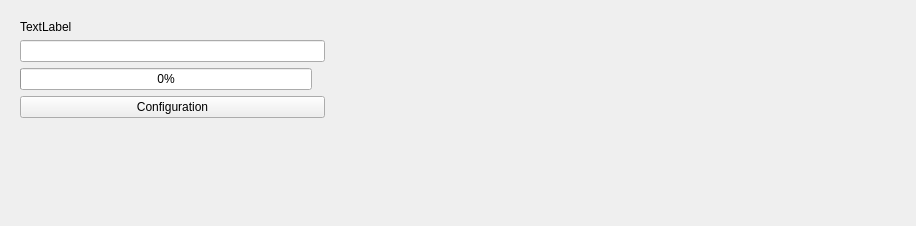
GaitRehabilitation/SMART, file forms/sensorpanel.ui: the form before one commit.
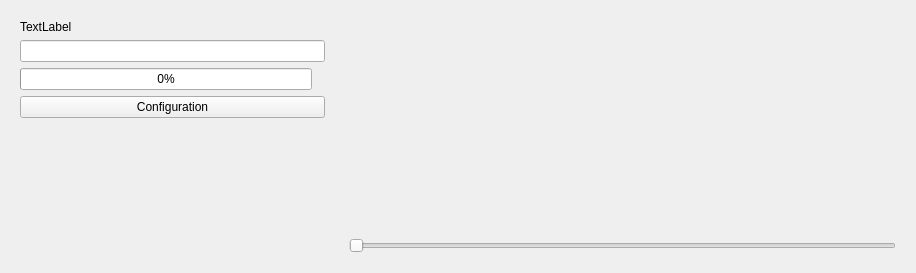
The form after the commit. Custom widgets are drawn as their Qt base class.

Patch:
```diff
--- a/forms/sensorpanel.ui
+++ b/forms/sensorpanel.ui
@@ -7,7 +7,7 @@
     <x>0</x>
     <y>0</y>
     <width>916</width>
-    <height>226</height>
+    <height>273</height>
    </rect>
   </property>
   <property name="minimumSize">
@@ -91,6 +91,19 @@
       <item>
        <widget class="QCustomPlot" name="plot" native="true"/>
       </item>
+      <item>
+       <widget class="QSlider" name="xScaleSlider">
+        <property name="minimum">
+         <number>1000</number>
+        </property>
+        <property name="maximum">
+         <number>5000</number>
+        </property>
+        <property name="orientation">
+         <enum>Qt::Horizontal</enum>
+        </property>
+       </widget>
+      </item>
      </layout>
     </widget>
    </item>
```
